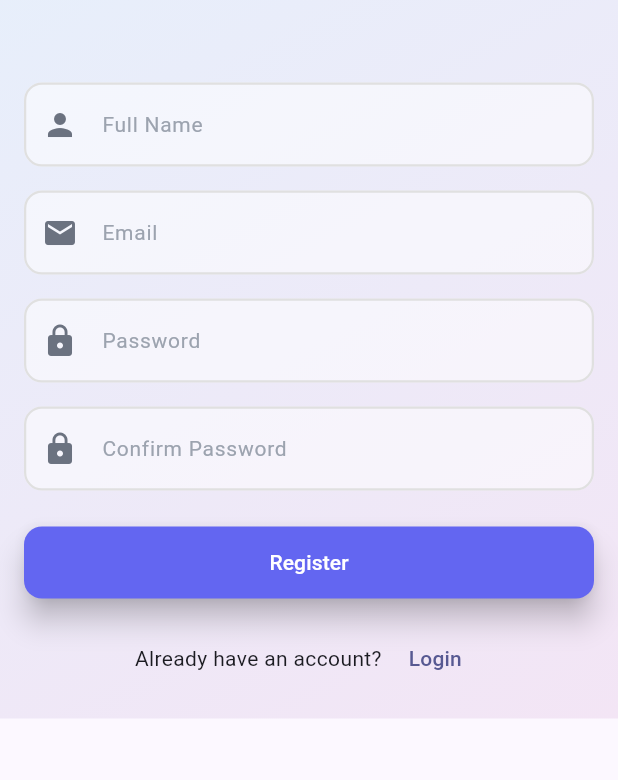
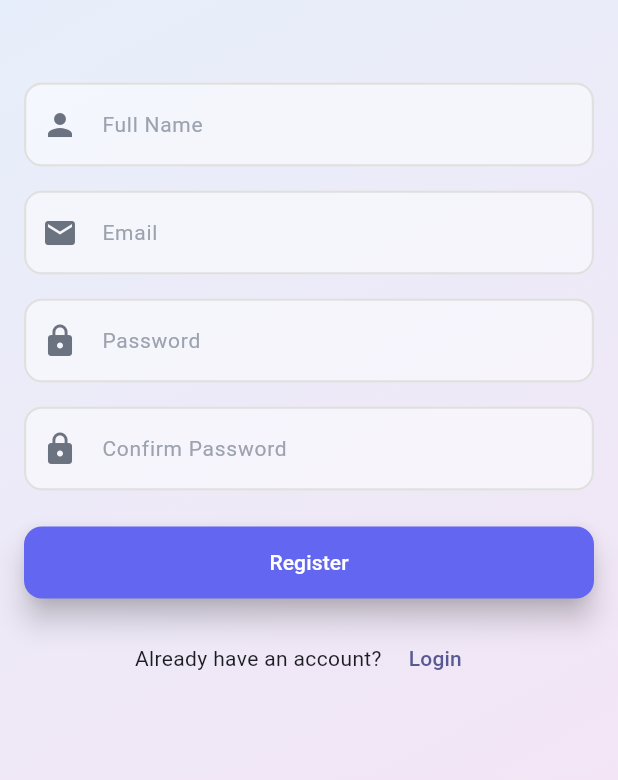
Before and after one commit to St1cky1/task_service_app, a Flutter app: the screen it shows after launch, after a tap on "Register", on a phone screen of 412 x 824 dp, the part 456-1236 px from its top. Run offline on Flutter 3.47's test engine with Material 3 defaults, Android fonts, the phone set to English and light mode, and no system bars; our stand-ins replace flutter_secure_storage; accounts and stored records are empty; network calls fail.

Commit message:
update design

```diff
--- a/lib/screens/login_screen.dart
+++ b/lib/screens/login_screen.dart
@@ -30,7 +30,9 @@ class _LoginScreenState extends State<LoginScreen> {
       appBar: AppBar(
         title: const Text('Task Service'),
       ),
-      body: Container(
+      body: Stack(
+        children: [
+          Container(
             decoration: BoxDecoration(
               gradient: LinearGradient(
                 begin: Alignment.topLeft,
@@ -46,7 +48,8 @@ class _LoginScreenState extends State<LoginScreen> {
                       ],
               ),
             ),
-        child: SafeArea(
+          ),
+          SafeArea(
             child: SingleChildScrollView(
               padding: const EdgeInsets.all(16),
               child: Consumer<AuthProvider>(
@@ -73,7 +76,7 @@ class _LoginScreenState extends State<LoginScreen> {
                           opacity: 0.15,
                         ),
                         child: const Icon(
-                          Icons.task_alt,
+                          Icons.waving_hand,
                           size: 64,
                           color: Color(0xFF6366F1),
                         ),
@@ -196,6 +199,7 @@ class _LoginScreenState extends State<LoginScreen> {
             ),
             ),
           ),
+        ],
       ),
     );
   }
--- a/lib/screens/register_screen.dart
+++ b/lib/screens/register_screen.dart
@@ -33,7 +33,9 @@ class _RegisterScreenState extends State<RegisterScreen> {
       appBar: AppBar(
         title: const Text('Register'),
       ),
-      body: Container(
+      body: Stack(
+        children: [
+          Container(
             decoration: BoxDecoration(
               gradient: LinearGradient(
                 begin: Alignment.topLeft,
@@ -49,7 +51,8 @@ class _RegisterScreenState extends State<RegisterScreen> {
                       ],
               ),
             ),
-        child: SafeArea(
+          ),
+          SafeArea(
             child: SingleChildScrollView(
               padding: const EdgeInsets.all(16),
               child: Consumer<AuthProvider>(
@@ -231,6 +234,7 @@ class _RegisterScreenState extends State<RegisterScreen> {
             ),
             ),
           ),
+        ],
       ),
     );
   }
```
Also changed, not shown: lib/screens/task_list_screen.dart (+15 -1 lines). Lines whose indentation alone changed are shown as unchanged.
